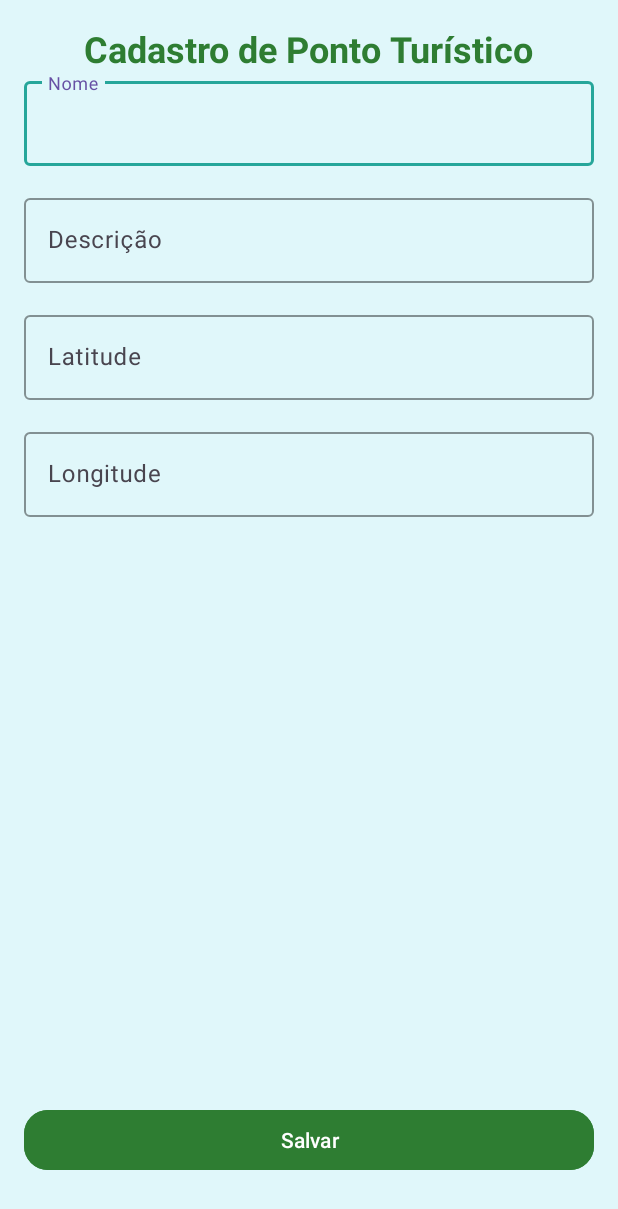
After one commit to MatheusGuedes0/tourist-attractions-app, an Android app: the CadastroActivity screen opened directly, with no data from a screen before it, on a phone screen of 412 x 824 dp. The commit adds this screen. Shown: the top 1209 px of the screen. Run offline under Robolectric (Android 15) with nearby library versions, the phone set to English and light mode, and no system bars.

Commit message:
Criação do layout da tela de cadastro, bem como da transição de tela a partir da tela principal

```diff
--- a/tourist-attractions-app/app/src/main/AndroidManifest.xml
+++ b/tourist-attractions-app/app/src/main/AndroidManifest.xml
@@ -36,19 +36,25 @@
         android:supportsRtl="true"
         android:theme="@style/Theme.Touristattractionsapp"
         tools:targetApi="31">
+
+        <activity
+            android:name=".CadastroActivity" />
+
         <activity
             android:name=".SettingsActivity"
             android:exported="false"
             android:label="@string/title_activity_settings" />
+
         <activity
             android:name=".MainActivity"
             android:exported="true">
             <intent-filter>
                 <action android:name="android.intent.action.MAIN" />
-
                 <category android:name="android.intent.category.LAUNCHER" />
             </intent-filter>
         </activity>
+
     </application>
 
+
 </manifest>
--- /dev/null
+++ b/tourist-attractions-app/app/src/main/java/utfpr/edu/br/tourist_attractions_app/CadastroActivity.kt
@@ -0,0 +1,11 @@
+package utfpr.edu.br.tourist_attractions_app
+
+import android.os.Bundle
+import androidx.appcompat.app.AppCompatActivity
+
+class CadastroActivity : AppCompatActivity() {
+    override fun onCreate(savedInstanceState: Bundle?) {
+        super.onCreate(savedInstanceState)
+        setContentView(R.layout.activity_cadastro)
+    }
+}
--- a/tourist-attractions-app/app/src/main/java/utfpr/edu/br/tourist_attractions_app/MainActivity.kt
+++ b/tourist-attractions-app/app/src/main/java/utfpr/edu/br/tourist_attractions_app/MainActivity.kt
@@ -56,4 +56,10 @@ class MainActivity : AppCompatActivity() {
         val intent = Intent(this, SettingsActivity::class.java)
         startActivity(intent)
     }
+
+    fun btTelaCadastroOnClick(view: View) {
+        val intent = Intent(this, CadastroActivity::class.java)
+        startActivity(intent)
+    }
+
 }
--- /dev/null
+++ b/tourist-attractions-app/app/src/main/res/layout/activity_cadastro.xml
@@ -0,0 +1,106 @@
+<?xml version="1.0" encoding="utf-8"?>
+<androidx.constraintlayout.widget.ConstraintLayout
+    xmlns:android="http://schemas.android.com/apk/res/android"
+    xmlns:app="http://schemas.android.com/apk/res-auto"
+    android:layout_width="match_parent"
+    android:layout_height="match_parent"
+    android:background="#E0F7FA"
+    android:padding="16dp">
+
+    <TextView
+        android:id="@+id/textViewTitulo"
+        android:layout_width="wrap_content"
+        android:layout_height="wrap_content"
+        android:text="Cadastro de Ponto Turístico"
+        android:textSize="24sp"
+        android:textStyle="bold"
+        android:textColor="#2E7D32"
+        app:layout_constraintTop_toTopOf="parent"
+        app:layout_constraintStart_toStartOf="parent"
+        app:layout_constraintEnd_toEndOf="parent"
+        android:layout_marginBottom="24dp" />
+
+    <com.google.android.material.textfield.TextInputLayout
+        android:id="@+id/inputNome"
+        android:layout_width="0dp"
+        android:layout_height="wrap_content"
+        android:hint="Nome"
+        app:boxStrokeColor="#26A69A"
+        app:layout_constraintTop_toBottomOf="@id/textViewTitulo"
+        app:layout_constraintStart_toStartOf="parent"
+        app:layout_constraintEnd_toEndOf="parent">
+
+        <com.google.android.material.textfield.TextInputEditText
+            android:id="@+id/editTextNome"
+            android:layout_width="match_parent"
+            android:layout_height="wrap_content" />
+    </com.google.android.material.textfield.TextInputLayout>
+
+    <com.google.android.material.textfield.TextInputLayout
+        android:id="@+id/inputDescricao"
+        android:layout_width="0dp"
+        android:layout_height="wrap_content"
+        android:hint="Descrição"
+        app:boxStrokeColor="#26A69A"
+        app:layout_constraintTop_toBottomOf="@id/inputNome"
+        app:layout_constraintStart_toStartOf="parent"
+        app:layout_constraintEnd_toEndOf="parent"
+        android:layout_marginTop="16dp">
+
+        <com.google.android.material.textfield.TextInputEditText
+            android:id="@+id/editTextDescricao"
+            android:layout_width="match_parent"
+            android:layout_height="wrap_content" />
+    </com.google.android.material.textfield.TextInputLayout>
+
+    <com.google.android.material.textfield.TextInputLayout
+        android:id="@+id/inputLatitude"
+        android:layout_width="0dp"
+        android:layout_height="wrap_content"
+        android:hint="Latitude"
+        app:boxStrokeColor="#26A69A"
+        app:layout_constraintTop_toBottomOf="@id/inputDescricao"
+        app:layout_constraintStart_toStartOf="parent"
+        app:layout_constraintEnd_toEndOf="parent"
+        android:layout_marginTop="16dp">
+
+        <com.google.android.material.textfield.TextInputEditText
+            android:id="@+id/editTextLatitude"
+            android:layout_width="match_parent"
+            android:layout_height="wrap_content"
+            android:inputType="numberDecimal" />
+    </com.google.android.material.textfield.TextInputLayout>
+
+    <com.google.android.material.textfield.TextInputLayout
+        android:id="@+id/inputLongitude"
+        android:layout_width="0dp"
+        android:layout_height="wrap_content"
+        android:hint="Longitude"
+        app:boxStrokeColor="#26A69A"
+        app:layout_constraintTop_toBottomOf="@id/inputLatitude"
+        app:layout_constraintStart_toStartOf="parent"
+        app:layout_constraintEnd_toEndOf="parent"
+        android:layout_marginTop="16dp">
+
+        <com.google.android.material.textfield.TextInputEditText
+            android:id="@+id/editTextLongitude"
+            android:layout_width="match_parent"
+            android:layout_height="wrap_content"
+            android:inputType="numberDecimal" />
+    </com.google.android.material.textfield.TextInputLayout>
+
+    <Button
+        android:id="@+id/btnSalvar"
+        android:layout_width="0dp"
+        android:layout_height="wrap_content"
+        android:text="Salvar"
+        android:textColor="#FFFFFF"
+        android:backgroundTint="#2E7D32"
+        app:cornerRadius="16dp"
+        app:layout_constraintBottom_toBottomOf="parent"
+        app:layout_constraintStart_toStartOf="parent"
+        app:layout_constraintEnd_toEndOf="parent"
+        android:layout_marginBottom="24dp"
+        android:layout_marginTop="32dp" />
+
+</androidx.constraintlayout.widget.ConstraintLayout>
--- a/tourist-attractions-app/app/src/main/res/layout/activity_main.xml
+++ b/tourist-attractions-app/app/src/main/res/layout/activity_main.xml
@@ -5,22 +5,29 @@
     android:id="@+id/main"
     android:layout_width="match_parent"
     android:layout_height="match_parent"
+    android:orientation="vertical"
+    android:gravity="center"
     tools:context=".MainActivity">
 
     <TextView
         android:layout_width="wrap_content"
         android:layout_height="wrap_content"
         android:text="Hello World!"
-        app:layout_constraintBottom_toBottomOf="parent"
-        app:layout_constraintEnd_toEndOf="parent"
-        app:layout_constraintStart_toStartOf="parent"
-        app:layout_constraintTop_toTopOf="parent" />
+        android:layout_marginBottom="24dp"/>
 
     <Button
+        android:id="@+id/btnTelaConfiguracao"
         android:layout_width="wrap_content"
         android:layout_height="wrap_content"
         android:text="Tela Configuração"
-        android:gravity="center_horizontal"
-        android:onClick="btTelaConfiguracaoOnClick"/>
+        android:onClick="btTelaConfiguracaoOnClick"
+        android:layout_marginBottom="16dp"/>
+
+    <Button
+        android:id="@+id/btnTelaCadastro"
+        android:layout_width="wrap_content"
+        android:layout_height="wrap_content"
+        android:text="Tela Cadastro"
+        android:onClick="btTelaCadastroOnClick" />
 
 </LinearLayout>
--- a/tourist-attractions-app/gradle/libs.versions.toml
+++ b/tourist-attractions-app/gradle/libs.versions.toml
@@ -1,6 +1,6 @@
 [versions]
 agp = "8.6.0"
-kotlin = "1.9.23"
+kotlin = "2.0.0" # <<< Volta para 2.0.0
 coreKtx = "1.15.0"
 junit = "4.13.2"
 junitVersion = "1.2.1"
@@ -14,6 +14,7 @@ retrofit = "2.9.0"
 converter-gson = "2.9.0"
 image-picker = "2.1"
 preference = "1.2.0"
+ksp = "2.0.0-1.0.21" # <<< Corrigido aqui
 
 [libraries]
 androidx-core-ktx = { group = "androidx.core", name = "core-ktx", version.ref = "coreKtx" }
@@ -26,7 +27,7 @@ androidx-activity = { group = "androidx.activity", name = "activity", version.re
 androidx-constraintlayout = { group = "androidx.constraintlayout", name = "constraintlayout", version.ref = "constraintlayout" }
 androidx-room = { module = "androidx.room:room-runtime", version.ref = "room" }
 androidx-room-ktx = { module = "androidx.room:room-ktx", version.ref = "room" }
-androidx-room-compiler-ksp = { module = "androidx.room:room-compiler", version.ref = "room"}
+androidx-room-compiler-ksp = { module = "androidx.room:room-compiler", version.ref = "room" }
 retrofit = { module = "com.squareup.retrofit2:retrofit", version.ref = "retrofit" }
 retrofit-converter-gson = { module = "com.squareup.retrofit2:converter-gson", version.ref = "converter-gson" }
 image-picker = { module = "com.github.Dhaval2404:imagepicker", version.ref = "image-picker" }
@@ -35,4 +36,4 @@ androidx-preference = { group = "androidx.preference", name = "preference", vers
 [plugins]
 android-application = { id = "com.android.application", version.ref = "agp" }
 kotlin-android = { id = "org.jetbrains.kotlin.android", version.ref = "kotlin" }
-ksp = "com.google.devtools.ksp:1.9.0-1.0.13"
+ksp = { id = "com.google.devtools.ksp", version.ref = "ksp" }
--- a/tourist-attractions-app/settings.gradle.kts
+++ b/tourist-attractions-app/settings.gradle.kts
@@ -1,15 +1,9 @@
 pluginManagement {
     repositories {
-        google {
-            content {
-                includeGroupByRegex("com\\.android.*")
-                includeGroupByRegex("com\\.google.*")
-                includeGroupByRegex("androidx.*")
-            }
-        }
+        google()
         mavenCentral()
         gradlePluginPortal()
-        maven(url = "https://jitpack.io")
+        maven("https://jitpack.io")
     }
 }
 dependencyResolutionManagement {
@@ -17,8 +11,8 @@ dependencyResolutionManagement {
     repositories {
         google()
         mavenCentral()
+        maven("https://jitpack.io")
     }
 }
-
 rootProject.name = "tourist-attractions-app"
 include(":app")
```
Also changed, not shown: 1 other file.
